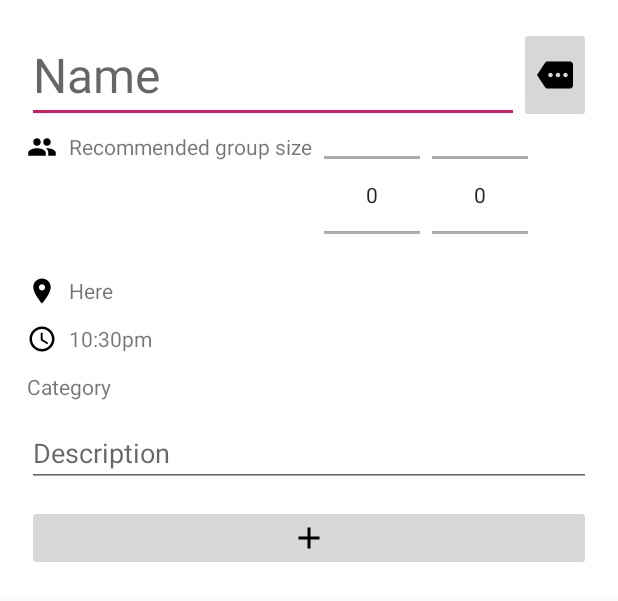
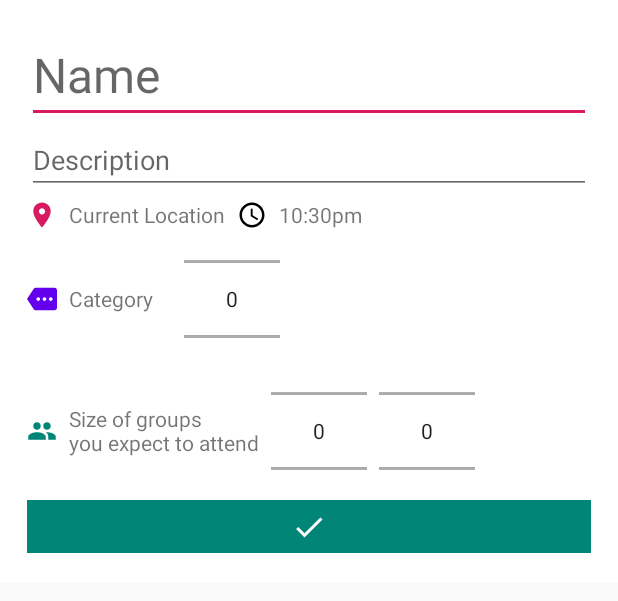
Before and after one commit to HugoKlepsch/poppin, an Android app: the layout create_event_fragment_bottom_sheet.xml on its own in the app's theme, with its tools: preview values and no code run, on a phone screen of 412 x 824 dp. Shown: the top 601 px of the screen. Run offline under Robolectric (Android 15) with nearby library versions, the phone set to English and light mode, and no system bars.

Commit message:
Updated Create View with Cleaner UI Design and a Category Picker

```diff
--- a/android/app/src/main/java/com/example/poppin/CreateEventBottomSheetFragment.java
+++ b/android/app/src/main/java/com/example/poppin/CreateEventBottomSheetFragment.java
@@ -6,6 +6,7 @@ import android.view.LayoutInflater;
 import android.view.View;
 import android.view.ViewGroup;
 import android.view.WindowManager;
+import android.widget.Button;
 import android.widget.EditText;
 import android.widget.ImageButton;
 import android.widget.ImageView;
@@ -24,11 +25,12 @@ import java.util.Date;
 public class CreateEventBottomSheetFragment extends BottomSheetDialogFragment {
 
     private EditText titleEdit;
-    private ImageButton categoryButton;
-    private NumberPicker groupSizeMin, groupSizeMax;
+    private NumberPicker groupSizeMin, groupSizeMax, categorySelect;
     private TextView location, time, category;
     private EditText description;
     private ImageButton createEventButton;
+
+    private String[] categories = {"Fun", "Professional","Party",  "Academic"};
 
     private OnEventCreationListener listener;
 
@@ -54,13 +56,15 @@ public class CreateEventBottomSheetFragment extends BottomSheetDialogFragment {
         Bundle bundle = this.getArguments();
 
         titleEdit = view.findViewById(R.id.event_title);
-        categoryButton = view.findViewById(R.id.chooseCategoryButton);
-        setupGroupSizePickers(view);
+        categorySelect = view.findViewById(R.id.category_picker);
         location = view.findViewById(R.id.location);
         time = view.findViewById(R.id.time);
         category = view.findViewById(R.id.category);
         description = view.findViewById(R.id.description);
         createEventButton = view.findViewById(R.id.createEventButton);
+
+        setupGroupSizePickers(view);
+        setupCategoryPicker(view);
 
         try {
             // Doing this just to get the current local time formatted right.
@@ -82,7 +86,7 @@ public class CreateEventBottomSheetFragment extends BottomSheetDialogFragment {
                             titleEdit.getText().toString(),
                             new Date(), // TODO get the time from user input on this fragment
                             description.getText().toString(),
-                            category.getText().toString(),
+                            categories[categorySelect.getValue()],
                             groupSizeMax.getValue(),
                             groupSizeMin.getValue());
 
@@ -119,6 +123,15 @@ public class CreateEventBottomSheetFragment extends BottomSheetDialogFragment {
         groupSizeMin.setLongClickable(false);
     }
 
+    private void setupCategoryPicker(View view) {
+        categorySelect.setMinValue(0);
+        categorySelect.setMaxValue(2);
+        categorySelect.setClickable(false);
+        categorySelect.setLongClickable(false);
+        categorySelect.setDisplayedValues(categories);
+
+    }
+
     @Nullable
     @Override
     public View onCreateView(@NonNull LayoutInflater inflater, @Nullable ViewGroup container, @Nullable Bundle savedInstanceState) {
--- a/android/app/src/main/java/com/example/poppin/MapsActivity.java
+++ b/android/app/src/main/java/com/example/poppin/MapsActivity.java
@@ -426,7 +426,6 @@ public class MapsActivity extends FragmentActivity
             viewEventBottomSheetFragment.setArguments(bundle);
             viewEventBottomSheetFragment.show(getSupportFragmentManager(),
                     viewEventBottomSheetFragment.getTag());
-
         }
 
         return true;
--- /dev/null
+++ b/android/app/src/main/res/drawable/ic_check_black_24dp.xml
@@ -0,0 +1,9 @@
+<vector xmlns:android="http://schemas.android.com/apk/res/android"
+android:width="24dp"
+android:height="24dp"
+android:viewportWidth="24.0"
+android:viewportHeight="24.0">
+<path
+    android:fillColor="#FFFFFF"
+    android:pathData="M9,16.17L4.83,12l-1.42,1.41L9,19 21,7l-1.41,-1.41z"/>
+</vector>
--- a/android/app/src/main/res/layout/create_event_fragment_bottom_sheet.xml
+++ b/android/app/src/main/res/layout/create_event_fragment_bottom_sheet.xml
@@ -17,12 +17,6 @@
         android:layout_height="wrap_content"
         android:orientation="horizontal">
 
-        <LinearLayout
-            android:layout_width="0dp"
-            android:layout_height="wrap_content"
-            android:layout_weight="0.90"
-            android:orientation="vertical">
-
         <EditText
             android:id="@+id/event_title"
             android:layout_width="match_parent"
@@ -32,32 +26,98 @@
             android:hint="Name"
             android:textSize="32sp" />
 
+
     </LinearLayout>
 
-        <ImageButton
-            android:id="@+id/chooseCategoryButton"
+    <EditText
+        android:id="@+id/description"
+        android:layout_width="match_parent"
+        android:layout_height="wrap_content"
+        android:layout_marginVertical="2dp"
+        android:hint="Description" />
+
+    <LinearLayout
+        android:layout_width="match_parent"
+        android:layout_height="wrap_content"
+        android:layout_marginVertical="2dp">
+
+        <ImageView
+            android:tint="@color/colorAccent"
+            android:layout_width="20dp"
+            android:layout_height="20dp"
+            android:src="@drawable/ic_location_on_black_24dp" />
+
+        <TextView
+            android:id="@+id/location"
             android:layout_width="wrap_content"
-            android:layout_height="match_parent"
-            android:src="@drawable/ic_category_default_24dp"/>
+            android:layout_height="wrap_content"
+            android:layout_marginLeft="8dp"
+            android:text="Current Location" />
+
+        <ImageView
+            android:layout_width="20dp"
+            android:layout_height="20dp"
+            android:layout_marginLeft="8dp"
+            android:src="@drawable/ic_access_time_black_24dp" />
+
+        <TextView
+            android:id="@+id/time"
+            android:layout_width="wrap_content"
+            android:layout_height="wrap_content"
+            android:layout_marginLeft="8dp"
+
+            android:text="10:30pm" />
 
     </LinearLayout>
 
     <LinearLayout
         android:layout_width="match_parent"
         android:layout_height="wrap_content"
-        android:layout_marginVertical="6dp">
+        android:layout_marginVertical="2dp">
 
         <ImageView
+            android:tint="@color/design_default_color_primary"
             android:layout_width="20dp"
             android:layout_height="20dp"
+            android:layout_gravity="center_vertical"
+            android:src="@drawable/ic_category_default_24dp" />
+
+        <TextView
+            android:id="@+id/category"
+            android:layout_width="wrap_content"
+            android:layout_height="wrap_content"
+            android:layout_gravity="center_vertical"
+            android:layout_marginLeft="8dp"
+            android:drawablePadding="16dp"
+            android:text="Category" />
+
+        <NumberPicker
+            android:id="@+id/category_picker"
+            android:layout_width="wrap_content"
+            android:layout_height="84dp"
+            android:layout_marginLeft="20dp" />
+
+    </LinearLayout>
+
+    <LinearLayout
+        android:layout_width="match_parent"
+        android:layout_height="wrap_content"
+        android:layout_marginVertical="2dp">
+
+        <ImageView
+            android:layout_gravity="center_vertical"
+            android:layout_width="20dp"
+            android:layout_height="20dp"
+            android:tint="@color/colorPrimary"
             android:src="@drawable/ic_group_black_24dp"/>
 
         <TextView
+            android:layout_gravity="center_vertical"
             android:id="@+id/recommended_group_size"
             android:layout_width="wrap_content"
             android:layout_height="wrap_content"
             android:layout_marginLeft="8dp"
-            android:text="Recommended group size" />
+            android:text="Size of groups \nyou expect to attend" />
 
         <NumberPicker
             android:id="@+id/recommended_group_size_min"
@@ -75,66 +135,16 @@
     </LinearLayout>
 
 
-    <LinearLayout
+    <ImageButton
         android:layout_width="match_parent"
         android:layout_height="wrap_content"
-        android:layout_marginVertical="6dp">
+        android:textColor="@color/cardview_light_background"
+        android:background="@color/colorPrimary"
+        android:layout_marginTop="2dp"
+        android:minHeight="35dp"
+        android:layout_marginBottom="2dp"
+        android:src="@drawable/ic_check_black_24dp"
+        android:id="@+id/createEventButton" />
 
-        <ImageView
-            android:layout_width="20dp"
-            android:layout_height="20dp"
-            android:src="@drawable/ic_location_on_black_24dp"/>
-
-        <TextView
-            android:id="@+id/location"
-            android:layout_width="wrap_content"
-            android:layout_height="wrap_content"
-            android:layout_marginLeft="8dp"
-
-            android:text="Here" />
 
 </LinearLayout>
-
-    <LinearLayout
-        android:layout_width="match_parent"
-        android:layout_height="wrap_content"
-        android:layout_marginVertical="6dp">
-
-        <ImageView
-            android:layout_width="20dp"
-            android:layout_height="20dp"
-            android:src="@drawable/ic_access_time_black_24dp"/>
-
-        <TextView
-            android:id="@+id/time"
-            android:layout_width="wrap_content"
-            android:layout_height="wrap_content"
-            android:layout_marginLeft="8dp"
-
-            android:text="10:30pm" />
-
-    </LinearLayout>
-
-    <TextView
-        android:id="@+id/category"
-        android:layout_width="wrap_content"
-        android:layout_height="wrap_content"
-        android:layout_marginTop="6dp"
-        android:drawablePadding="16dp"
-        android:text="Category" />
-
-
-    <EditText
-        android:id="@+id/description"
-        android:layout_width="match_parent"
-        android:layout_height="wrap_content"
-        android:layout_marginVertical="12dp"
-        android:hint="Description" />
-
-    <ImageButton
-        android:id="@+id/createEventButton"
-        android:layout_width="match_parent"
-        android:layout_height="wrap_content"
-        android:src="@drawable/ic_add_black_24dp"/>
-
-</LinearLayout>
```
Lines whose indentation alone changed are shown as unchanged.
